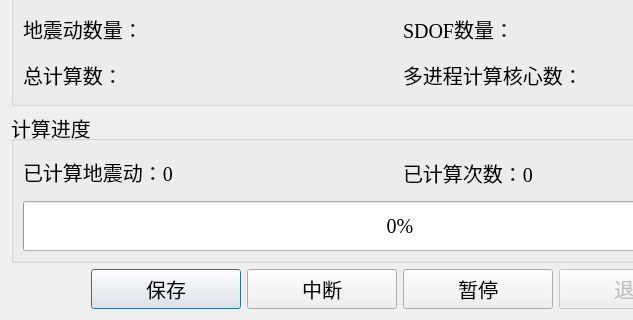
WenchenLie/NRSA, file ui/Win.ui: the form before one commit; both pictures show x 0 to 633 and y 131 to 451 of the 800 by 451 pixel window.
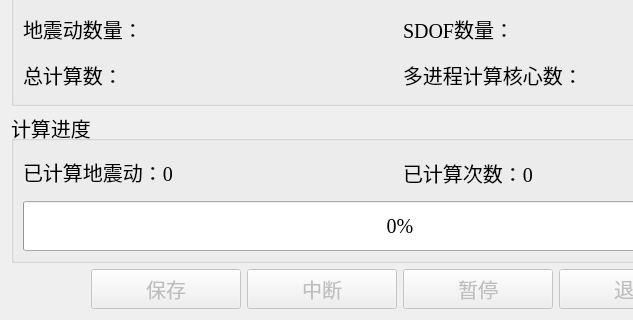
The form after the commit.

Patch:
```diff
--- a/ui/Win.ui
+++ b/ui/Win.ui
@@ -390,6 +390,9 @@
      </item>
      <item>
       <widget class="QPushButton" name="pushButton_4">
+       <property name="enabled">
+        <bool>false</bool>
+       </property>
        <property name="minimumSize">
         <size>
          <width>150</width>
@@ -403,6 +406,9 @@
      </item>
      <item>
       <widget class="QPushButton" name="pushButton">
+       <property name="enabled">
+        <bool>false</bool>
+       </property>
        <property name="minimumSize">
         <size>
          <width>150</width>
@@ -416,6 +422,9 @@
      </item>
      <item>
       <widget class="QPushButton" name="pushButton_3">
+       <property name="enabled">
+        <bool>false</bool>
+       </property>
        <property name="minimumSize">
         <size>
          <width>150</width>
```
